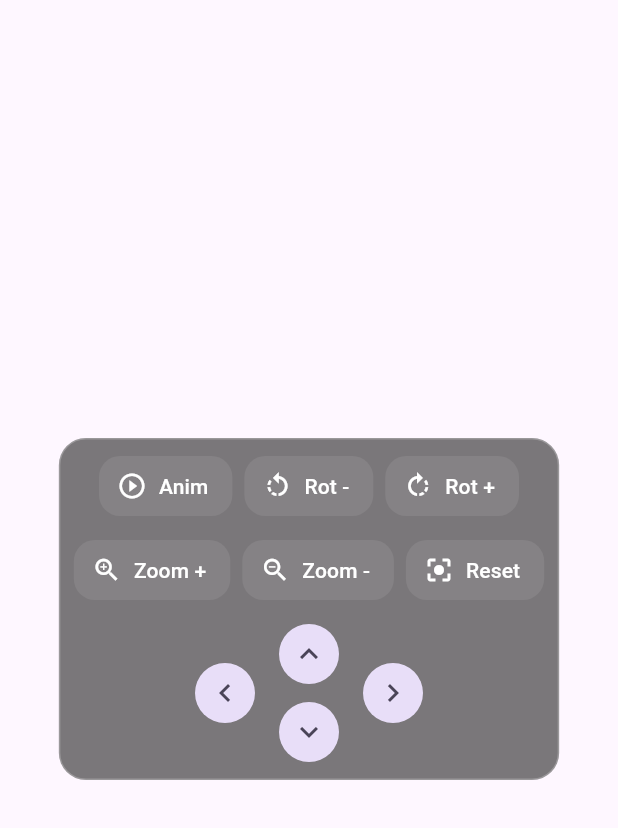
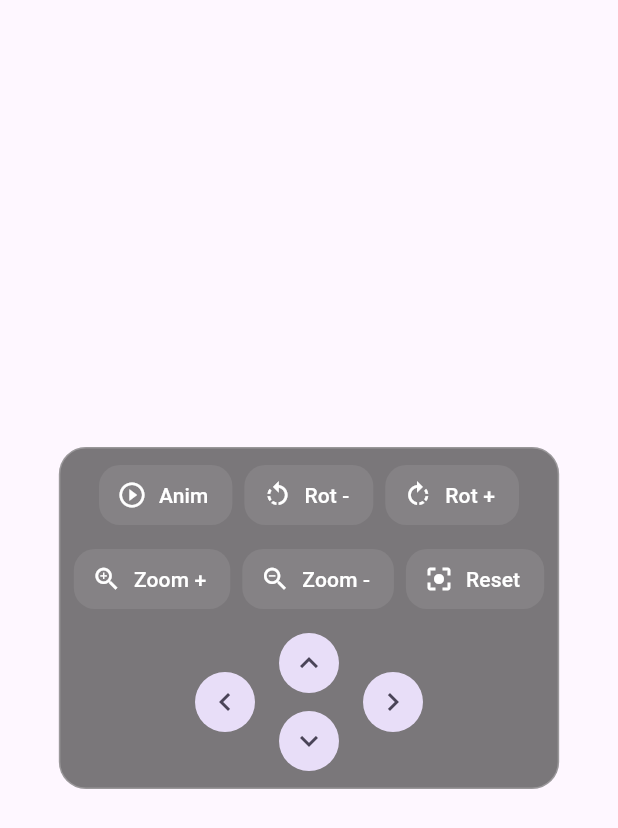
Before and after one commit to Groot26/Flutter_AR_module, a Flutter app: the ArModelControlsOverlay widget shown alone on an empty page, opened directly with empty values, on a phone screen of 412 x 824 dp. Shown: the top 828 px of the screen. Run offline on Flutter 3.47's test engine with Material 3 defaults, Android fonts, the light colour scheme and no system bars; our stand-ins replace flutter_riverpod, geolocator, get, permission_handler; network calls fail; project files that could hold a hidden picture were left out.

Commit message:
refactor: update AR model controls layout and improve animation handling

```diff
--- a/lib/features/ar/presentation/widgets/ar_model_controls_overlay.dart
+++ b/lib/features/ar/presentation/widgets/ar_model_controls_overlay.dart
@@ -32,11 +32,13 @@ class ArModelControlsOverlay extends StatelessWidget {
 
   @override
   Widget build(BuildContext context) {
-    return SafeArea(
-      top: false,
-      child: Center(
-        child: Padding(
-          padding: const EdgeInsets.fromLTRB(12, 0, 12, 12),
+    return Positioned(
+      left: 12,
+      right: 12,
+      bottom: 12,
+      child: SafeArea(
+        top: false,
+        child: Center(
           child: DecoratedBox(
             decoration: BoxDecoration(
               color: Colors.black.withValues(alpha: 0.52),
```
Also changed, not shown: lib/presentation/ar/ar_screen.dart (+14 -8 lines), pubspec.lock.
